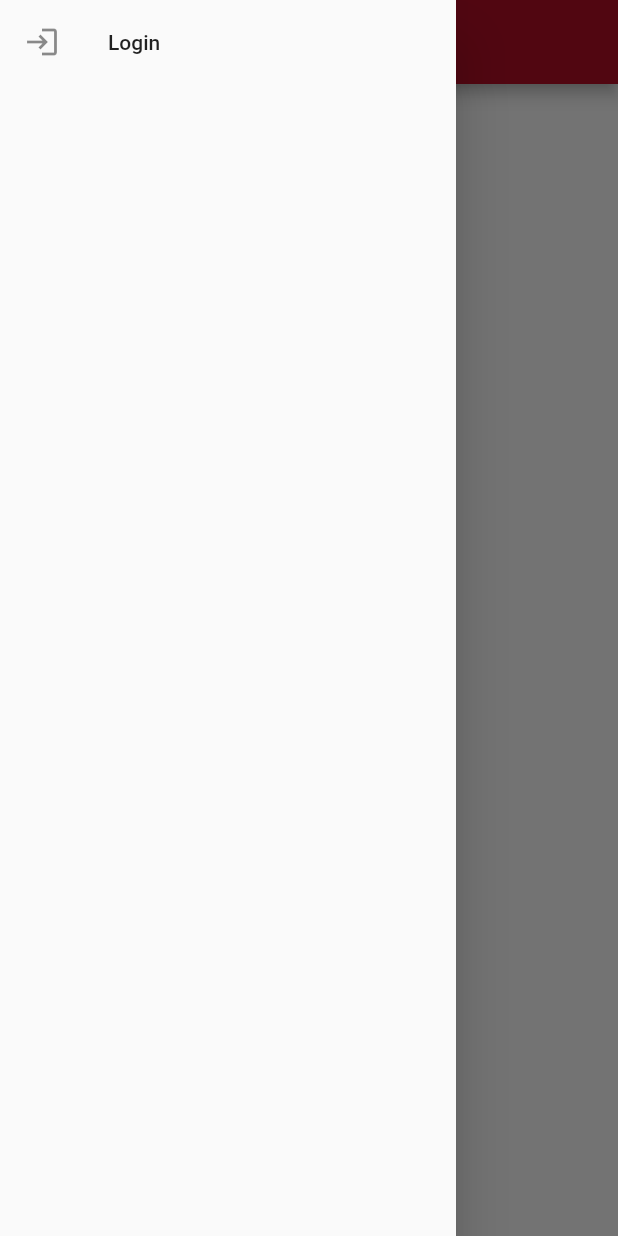
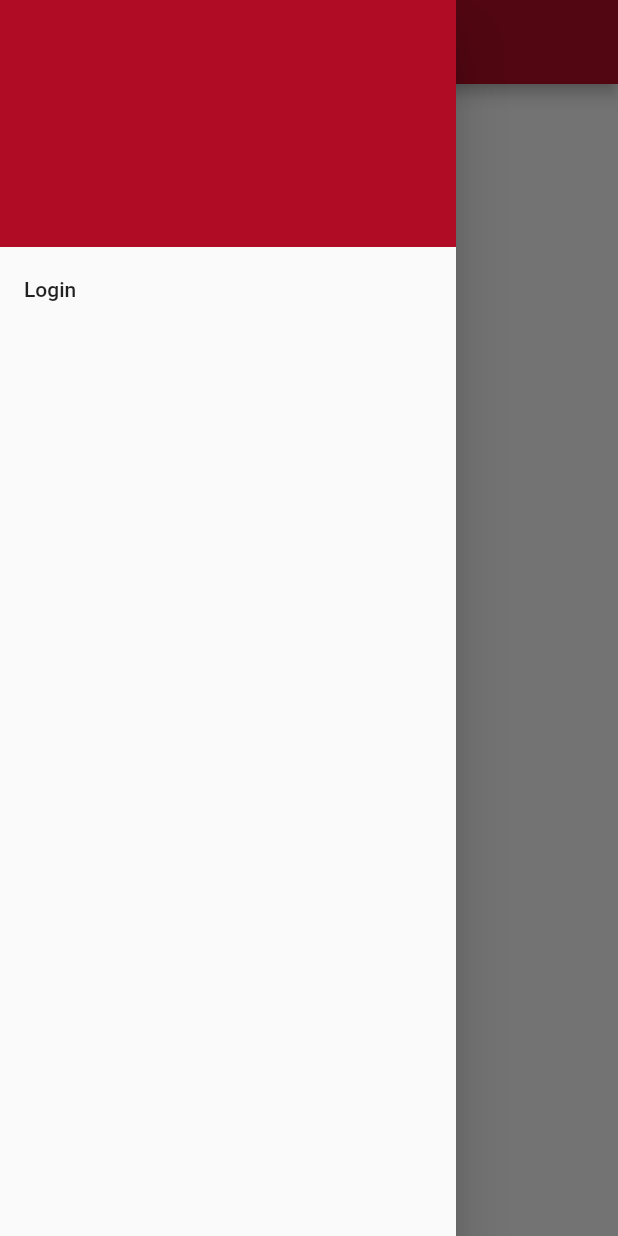
Before and after one commit to LibreUniTnApp/LibreUniTn, a Flutter app: the screen it shows after launch, with the side drawer open, on a phone screen of 412 x 824 dp. Run offline on Flutter 3.47's test engine with Material 2 defaults, Android fonts, the phone set to English and light mode, and no system bars; our stand-ins replace flutter_secure_storage; missing offline and left inert: openid_client.

Commit message:
Improved Drawer

```diff
--- a/lib/main.dart
+++ b/lib/main.dart
@@ -2,7 +2,7 @@ import 'package:flutter/material.dart';
 import 'package:flutter/services.dart';
 import './providers/client_provider.dart';
 import './providers/invocation_uri.dart';
-import './dialogs/login_dialog.dart';
+import './navigation_drawer.dart';
 import './themes.dart' as themes;
 
 void main() {
@@ -18,8 +18,7 @@ class Application extends StatelessWidget {
   Widget build(BuildContext context) => MaterialApp(
       title: 'LibreUniTn',
       theme: themes.lightTheme,
-        home: ClientProvider(child: (_) => const Main()),
-      );
+      home: ClientProvider(child: (_) => const Main()));
 }
 
 class Main extends StatelessWidget {
@@ -28,37 +27,17 @@ class Main extends StatelessWidget {
   @override
   Widget build(BuildContext context) {
     final client = ClientProvider.getClient(context);
-
-    final drawer = Builder(
-      builder: (context) => Drawer(
-        child: ListView(
-          children: [
-            ListTile(
-                leading: const Icon(Icons.login),
-                title: const Text('Login'),
-                onTap: () async {
-                  Navigator.pop(context);
-                  await showDialog(
-                      context: context,
-                      builder: (cntxt) =>
-                          ClientProvider(child: (_) => const LoginDialog()),
-                      barrierDismissible: false);
-                })
-          ],
-        ),
-      ),
-    );
     return Scaffold(
         appBar: AppBar(),
         body: Center(
           child: client != null
               ? InvocationUriProvider(
                   child: (context) => Text(
-                    InvocationUriProvider.getInvocationUri(context) ?? 'NULL'),
+                      InvocationUriProvider.getInvocationUri(context) ??
+                          'NULL'),
                 )
               : const CircularProgressIndicator(),
         ),
-      drawer: client != null ? drawer : null,
-    );
+        drawer: const NavigationDrawer());
   }
 }
--- /dev/null
+++ b/lib/navigation_drawer.dart
@@ -0,0 +1,61 @@
+import 'package:flutter/material.dart';
+import './providers/client_provider.dart';
+import './API/authorized_client.dart';
+import './dialogs/login_dialog.dart';
+
+class NavigationDrawer extends StatelessWidget {
+  const NavigationDrawer({Key? key}) : super(key: key);
+
+  @override
+  Widget build(BuildContext context) => Drawer(child: LayoutBuilder(
+        builder: (context, layout) {
+          final client = ClientProvider.getClient(context);
+          final headerHeight = layout.maxHeight / 5;
+          return Column(
+            children: [
+              SizedBox(
+                  height: headerHeight,
+                  child: FlexibleSpaceBar.createSettings(
+                    currentExtent: headerHeight,
+                    child: FlexibleSpaceBar(
+                      background: Builder(
+                          builder: (context) => Container(
+                                width: double.infinity,
+                                height: double.infinity,
+                                color: Theme.of(context).colorScheme.primary,
+                              )),
+                    ),
+                  )),
+              if(client != null) ListTile(
+                title: Text(client is AuthorizedClient ? "Logout" : "Login"),
+                onTap: client is AuthorizedClient
+                    ? () => _showLogoutDialog(context)
+                    : () => _showLoginDialog(context),
+              )
+            ],
+            mainAxisSize: MainAxisSize.min,
+            mainAxisAlignment: MainAxisAlignment.start,
+          );
+        },
+      ));
+
+  void _showLoginDialog(BuildContext context) async {
+    Navigator.pop(context);
+    await showDialog(
+        context: context,
+        builder: (context) => ClientProvider(child: (_) => const LoginDialog()),
+        barrierDismissible: false);
+  }
+
+  void _showLogoutDialog(BuildContext context) async {
+    Navigator.pop(context);
+    //TODO: spawn LogoutDialog
+    /*
+    await showDialog(
+        context: context,
+        builder: (context) => ClientProvider(child: (_) => const LoginDialog()),
+        barrierDismissible: false);
+    */
+    throw UnimplementedError("Logout not yet implemented");
+  }
+}
```
Lines whose indentation alone changed are shown as unchanged.
